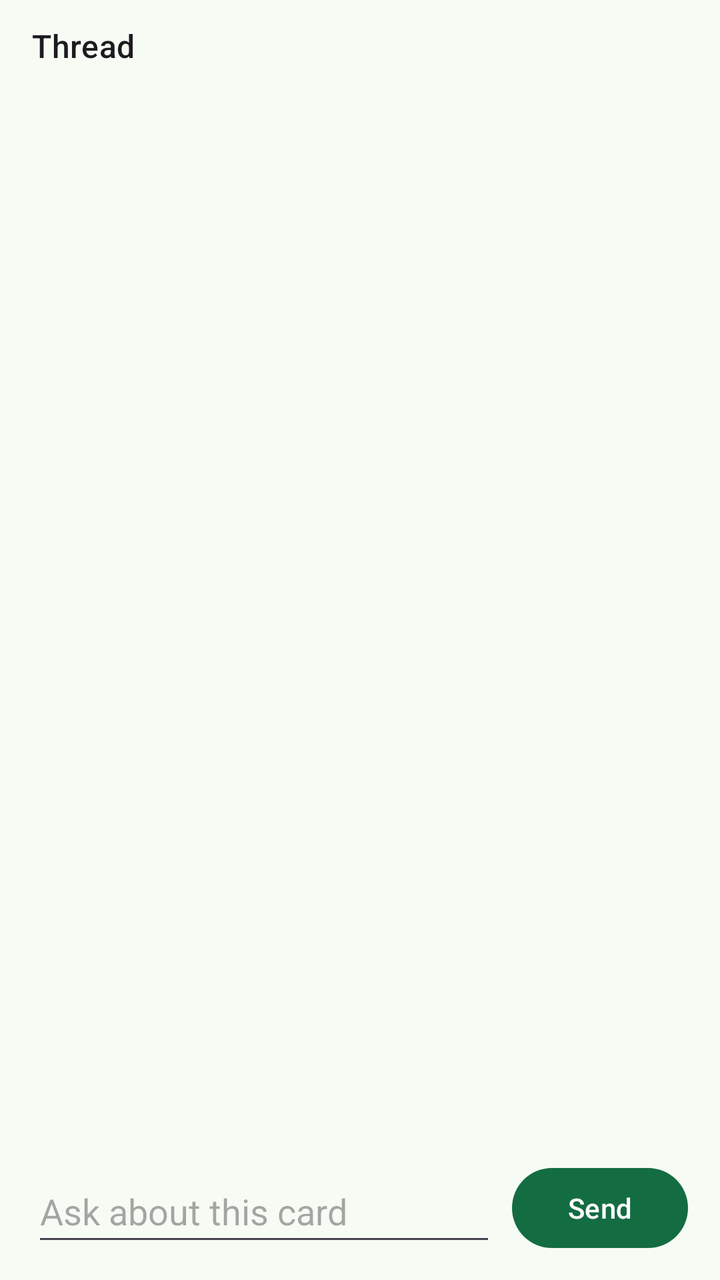
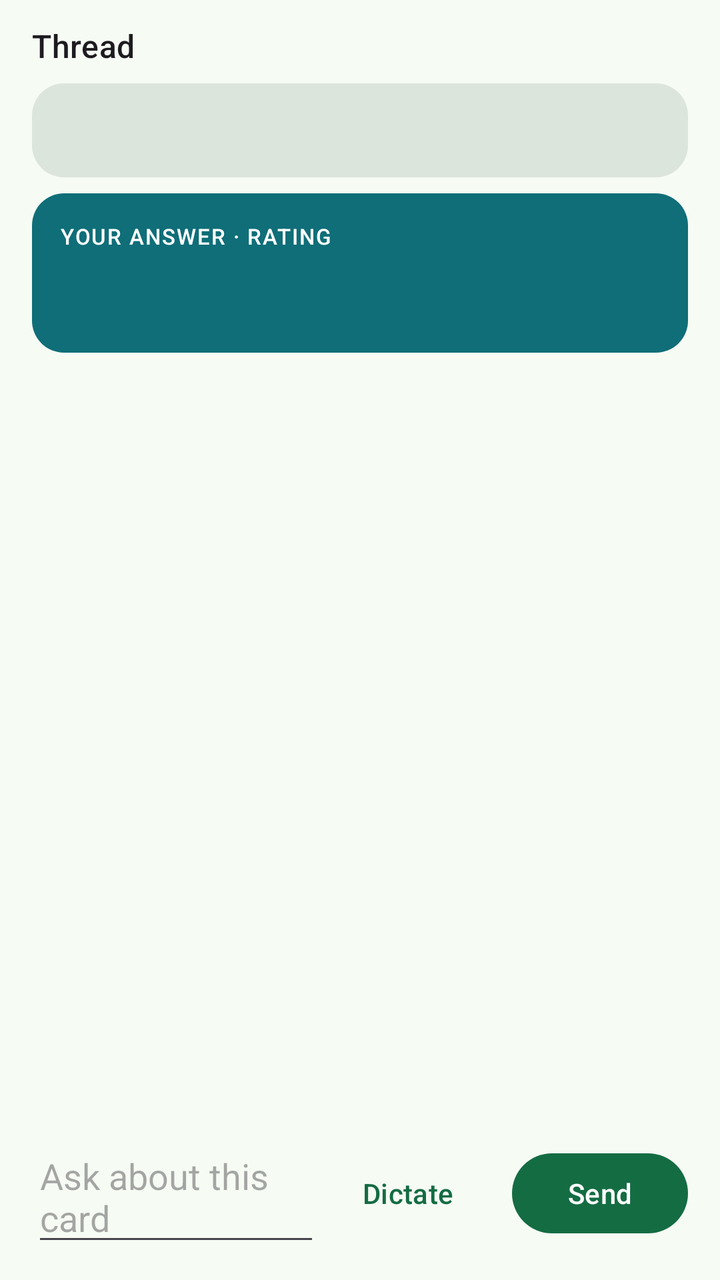

Two renders of the same Android screen: before a commit and after it. Below are the layout's source before the change and the commit's diff.
<!-- AndroidManifest.xml: application theme Theme.VoiceSrs -->
<!-- res/layout/sheet_thread.xml -->
<?xml version="1.0" encoding="utf-8"?>
<LinearLayout xmlns:android="http://schemas.android.com/apk/res/android"
    android:layout_width="match_parent"
    android:layout_height="match_parent"
    android:orientation="vertical"
    android:paddingStart="16dp"
    android:paddingTop="12dp"
    android:paddingEnd="16dp"
    android:paddingBottom="12dp">

    <TextView
        android:id="@+id/threadTitle"
        android:layout_width="match_parent"
        android:layout_height="wrap_content"
        android:text="@string/thread_title"
        android:textAppearance="?attr/textAppearanceTitleMedium" />

    <TextView
        android:id="@+id/threadQuestion"
        android:layout_width="match_parent"
        android:layout_height="wrap_content"
        android:layout_marginTop="8dp"
        android:textAppearance="?attr/textAppearanceBodyMedium" />

    <TextView
        android:id="@+id/threadAnswer"
        android:layout_width="match_parent"
        android:layout_height="wrap_content"
        android:layout_marginTop="4dp"
        android:textAppearance="?attr/textAppearanceBodyMedium"
        android:textColor="?attr/colorOnSurfaceVariant" />

    <TextView
        android:id="@+id/threadExpl"
        android:layout_width="match_parent"
        android:layout_height="wrap_content"
        android:layout_marginTop="4dp"
        android:textAppearance="?attr/textAppearanceBodyMedium" />

    <TextView
        android:id="@+id/threadExplFooter"
        android:layout_width="match_parent"
        android:layout_height="wrap_content"
        android:layout_marginTop="2dp"
        android:textAppearance="?attr/textAppearanceBodySmall"
        android:textColor="?attr/colorOnSurfaceVariant"
        android:visibility="gone" />

    <androidx.recyclerview.widget.RecyclerView
        android:id="@+id/threadList"
        android:layout_width="match_parent"
        android:layout_height="0dp"
        android:layout_marginTop="8dp"
        android:layout_weight="1"
        android:clipToPadding="false"
        android:scrollbars="vertical" />

    <LinearLayout
        android:layout_width="match_parent"
        android:layout_height="wrap_content"
        android:gravity="center_vertical"
        android:orientation="horizontal"
        android:paddingTop="8dp">

        <EditText
            android:id="@+id/threadInput"
            android:layout_width="0dp"
            android:layout_height="wrap_content"
            android:layout_weight="1"
            android:hint="@string/thread_hint"
            android:imeOptions="actionSend"
            android:importantForAutofill="no"
            android:inputType="textCapSentences|textMultiLine"
            android:minHeight="48dp" />

        <Button
            android:id="@+id/threadSend"
            android:layout_width="wrap_content"
            android:layout_height="wrap_content"
            android:layout_marginStart="8dp"
            android:minHeight="48dp"
            android:text="@string/thread_send" />
    </LinearLayout>
</LinearLayout>
<!-- resources referenced by this layout -->
<resources>
  <string name="thread_hint">Ask about this card</string>
  <string name="thread_send">Send</string>
  <string name="thread_title">Thread</string>
  <style name="Theme.VoiceSrs" parent="Theme.Material3.DayNight.NoActionBar">
          <item name="colorPrimary">@color/md_theme_primary</item>
          <item name="colorOnPrimary">@color/md_theme_onPrimary</item>
          <item name="colorPrimaryContainer">@color/md_theme_primaryContainer</item>
          <item name="colorOnPrimaryContainer">@color/md_theme_onPrimaryContainer</item>
          <item name="colorSecondary">@color/md_theme_secondary</item>
          <item name="colorOnSecondary">@color/md_theme_onSecondary</item>
          <item name="colorSecondaryContainer">@color/md_theme_secondaryContainer</item>
          <item name="colorOnSecondaryContainer">@color/md_theme_onSecondaryContainer</item>
          <item name="colorTertiary">@color/md_theme_tertiary</item>
          <item name="colorOnTertiary">@color/md_theme_onTertiary</item>
          <item name="colorTertiaryContainer">@color/md_theme_tertiaryContainer</item>
          <item name="colorOnTertiaryContainer">@color/md_theme_onTertiaryContainer</item>
          <item name="android:colorBackground">@color/md_theme_background</item>
          <item name="colorSurface">@color/md_theme_surface</item>
          <item name="colorOnSurface">@color/md_theme_onSurface</item>
          <item name="colorSurfaceVariant">@color/md_theme_surfaceVariant</item>
          <item name="colorOnSurfaceVariant">@color/md_theme_onSurfaceVariant</item>
          <item name="colorOutline">@color/md_theme_outline</item>
          <item name="colorError">@color/md_theme_error</item>
          <item name="colorOnError">@color/md_theme_onError</item>
          <item name="android:statusBarColor">@android:color/transparent</item>
          <item name="android:navigationBarColor">@android:color/transparent</item>
          <item name="android:forceDarkAllowed">false</item>
      </style>
  <color name="md_theme_primary">#146C43</color>
  <color name="md_theme_onPrimary">#FFFFFF</color>
  <color name="md_theme_primaryContainer">#A4F4C4</color>
  <color name="md_theme_onPrimaryContainer">#002110</color>
  <color name="md_theme_secondary">#4D6356</color>
  <color name="md_theme_onSecondary">#FFFFFF</color>
  <color name="md_theme_secondaryContainer">#D0E8D8</color>
  <color name="md_theme_onSecondaryContainer">#0B1F15</color>
  <color name="md_theme_tertiary">#3C6472</color>
  <color name="md_theme_onTertiary">#FFFFFF</color>
  <color name="md_theme_tertiaryContainer">#C0E9FA</color>
  <color name="md_theme_onTertiaryContainer">#001F28</color>
  <color name="md_theme_background">#F6FBF4</color>
  <color name="md_theme_surface">#F6FBF4</color>
  <color name="md_theme_onSurface">#171D19</color>
  <color name="md_theme_surfaceVariant">#DCE5DC</color>
  <color name="md_theme_onSurfaceVariant">#404943</color>
  <color name="md_theme_outline">#707973</color>
  <color name="md_theme_error">#BA1A1A</color>
  <color name="md_theme_onError">#FFFFFF</color>
</resources>

<!-- the commit's change to res/layout/sheet_thread.xml (unified diff, before → after) -->
@@ -15,36 +15,100 @@
         android:text="@string/thread_title"
         android:textAppearance="?attr/textAppearanceTitleMedium" />
 
-    <TextView
-        android:id="@+id/threadQuestion"
+    <LinearLayout
         android:layout_width="match_parent"
         android:layout_height="wrap_content"
         android:layout_marginTop="8dp"
-        android:textAppearance="?attr/textAppearanceBodyMedium" />
+        android:background="@drawable/bg_bubble_card"
+        android:orientation="vertical"
+        android:padding="14dp">
 
-    <TextView
-        android:id="@+id/threadAnswer"
+        <TextView
+            android:id="@+id/threadQuestionLabel"
+            android:layout_width="wrap_content"
+            android:layout_height="wrap_content"
+            android:letterSpacing="0.08"
+            android:textAllCaps="true"
+            android:textAppearance="?attr/textAppearanceLabelSmall"
+            android:textColor="?attr/colorOnSurfaceVariant"
+            android:visibility="gone" />
+
+        <TextView
+            android:id="@+id/threadQuestion"
+            android:layout_width="match_parent"
+            android:layout_height="wrap_content"
+            android:textAppearance="?attr/textAppearanceBodyMedium" />
+
+        <LinearLayout
+            android:id="@+id/threadOptions"
+            android:layout_width="match_parent"
+            android:layout_height="wrap_content"
+            android:orientation="vertical"
+            android:visibility="gone" />
+    </LinearLayout>
+
+    <LinearLayout
         android:layout_width="match_parent"
         android:layout_height="wrap_content"
-        android:layout_marginTop="4dp"
-        android:textAppearance="?attr/textAppearanceBodyMedium"
-        android:textColor="?attr/colorOnSurfaceVariant" />
+        android:layout_marginTop="8dp"
+        android:background="@drawable/bg_bubble_ai"
+        android:orientation="vertical"
+        android:padding="14dp">
 
-    <TextView
-        android:id="@+id/threadExpl"
-        android:layout_width="match_parent"
-        android:layout_height="wrap_content"
-        android:layout_marginTop="4dp"
-        android:textAppearance="?attr/textAppearanceBodyMedium" />
+        <TextView
+            android:id="@+id/threadAnswerLabel"
+            android:layout_width="wrap_content"
+            android:layout_height="wrap_content"
+            android:letterSpacing="0.06"
+            android:text="@string/answer_rating_label"
+            android:textAllCaps="true"
+            android:textAppearance="?attr/textAppearanceLabelSmall"
+            android:textColor="@color/bubble_ai_on" />
 
-    <TextView
-        android:id="@+id/threadExplFooter"
-        android:layout_width="match_parent"
-        android:layout_height="wrap_content"
-        android:layout_marginTop="2dp"
-        android:textAppearance="?attr/textAppearanceBodySmall"
-        android:textColor="?attr/colorOnSurfaceVariant"
-        android:visibility="gone" />
+        <LinearLayout
+            android:layout_width="wrap_content"
+            android:layout_height="wrap_content"
+            android:layout_marginTop="4dp"
+            android:gravity="center_vertical"
+            android:orientation="horizontal">
+
+            <TextView
+                android:id="@+id/threadSpokenPill"
+                android:layout_width="wrap_content"
+                android:layout_height="wrap_content"
+                android:paddingStart="10dp"
+                android:paddingTop="3dp"
+                android:paddingEnd="10dp"
+                android:paddingBottom="3dp"
+                android:textAppearance="?attr/textAppearanceBodyMedium" />
+
+            <TextView
+                android:id="@+id/threadRatingPill"
+                android:layout_width="wrap_content"
+                android:layout_height="wrap_content"
+                android:layout_marginStart="6dp"
+                android:paddingStart="10dp"
+                android:paddingTop="3dp"
+                android:paddingEnd="10dp"
+                android:paddingBottom="3dp"
+                android:textAppearance="?attr/textAppearanceLabelLarge" />
+        </LinearLayout>
+
+        <LinearLayout
+            android:id="@+id/threadSections"
+            android:layout_width="match_parent"
+            android:layout_height="wrap_content"
+            android:layout_marginTop="8dp"
+            android:orientation="vertical" />
+
+        <TextView
+            android:id="@+id/threadExplFooter"
+            android:layout_width="match_parent"
+            android:layout_height="wrap_content"
+            android:layout_marginTop="8dp"
+            android:textAppearance="?attr/textAppearanceBodySmall"
+            android:visibility="gone" />
+    </LinearLayout>
 
     <androidx.recyclerview.widget.RecyclerView
         android:id="@+id/threadList"
@@ -74,6 +138,14 @@
             android:minHeight="48dp" />
 
         <Button
+            android:id="@+id/threadDictate"
+            style="@style/Widget.Material3.Button.TextButton"
+            android:layout_width="wrap_content"
+            android:layout_height="wrap_content"
+            android:minHeight="48dp"
+            android:text="@string/thread_dictate" />
+
+        <Button
             android:id="@+id/threadSend"
             android:layout_width="wrap_content"
             android:layout_height="wrap_content"
<!-- resource entries referenced after the edit -->
@@ -1,5 +1,22 @@
 <!-- resources referenced by this layout -->
 <resources>
+  <color name="bubble_ai_on">#FFFFFF</color>
+  <!-- drawable bg_bubble_ai (drawable) -->
+  <?xml version="1.0" encoding="utf-8"?>
+  <shape xmlns:android="http://schemas.android.com/apk/res/android"
+      android:shape="rectangle">
+      <solid android:color="@color/bubble_ai" />
+      <corners android:radius="16dp" />
+  </shape>
+  <!-- drawable bg_bubble_card (drawable) -->
+  <?xml version="1.0" encoding="utf-8"?>
+  <shape xmlns:android="http://schemas.android.com/apk/res/android"
+      android:shape="rectangle">
+      <solid android:color="@color/md_theme_surfaceVariant" />
+      <corners android:radius="16dp" />
+  </shape>
+  <string name="answer_rating_label">YOUR ANSWER · RATING</string>
+  <string name="thread_dictate">Dictate</string>
   <string name="thread_hint">Ask about this card</string>
   <string name="thread_send">Send</string>
   <string name="thread_title">Thread</string>
@@ -28,6 +45,7 @@
           <item name="android:navigationBarColor">@android:color/transparent</item>
           <item name="android:forceDarkAllowed">false</item>
       </style>
+  <color name="bubble_ai">#0F6E78</color>
   <color name="md_theme_primary">#146C43</color>
   <color name="md_theme_onPrimary">#FFFFFF</color>
   <color name="md_theme_primaryContainer">#A4F4C4</color>
